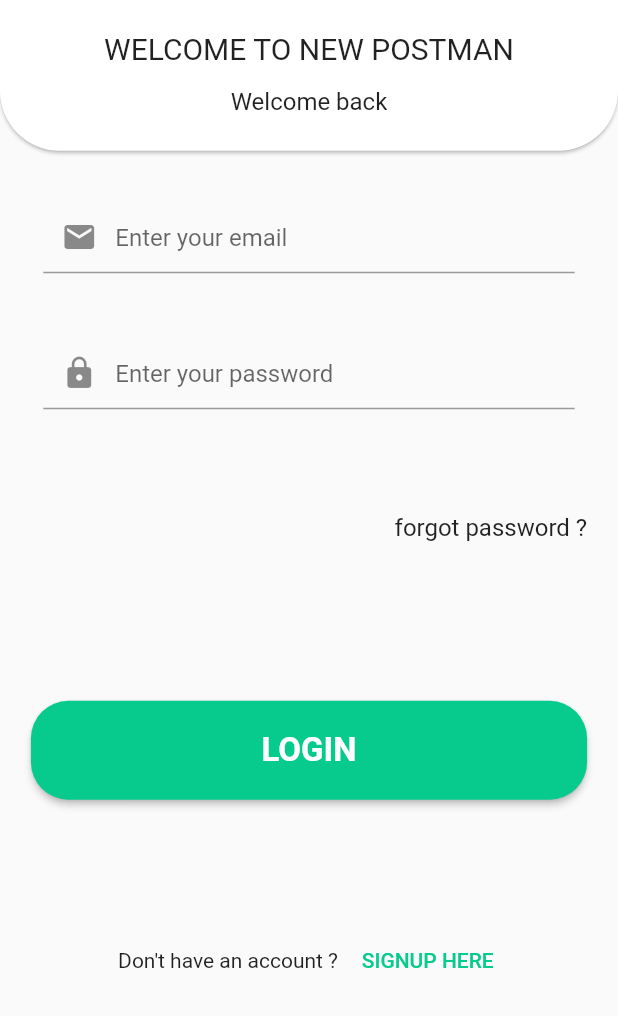
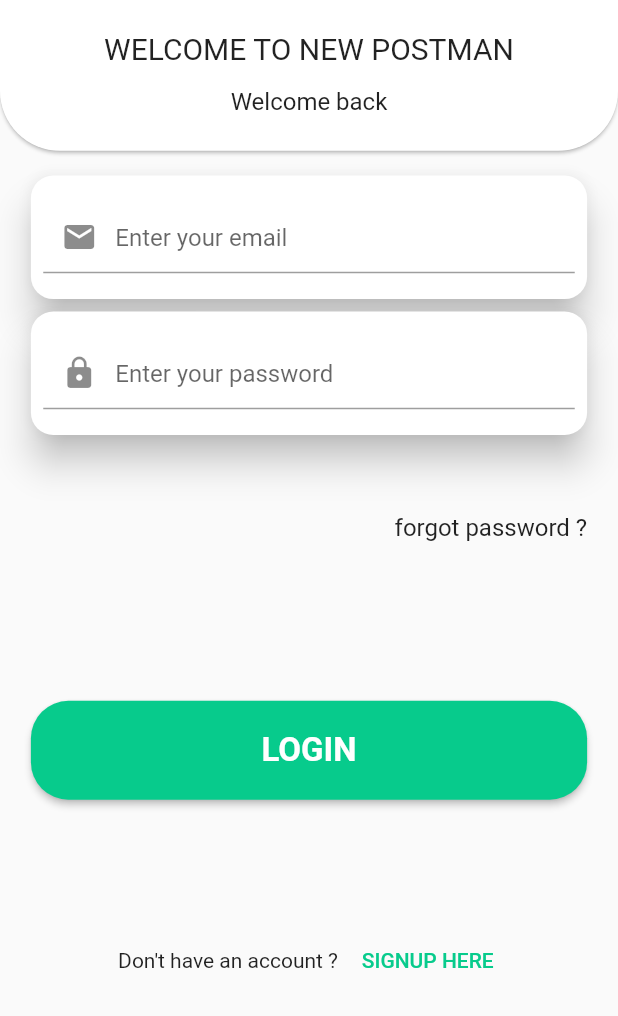
Before and after one commit to vitaprojects/Mobile-App, a Flutter app: the screen it shows after launch, after a tap on "LOG IN", on a phone screen of 412 x 824 dp, the part 220-1236 px from its top. Run offline on Flutter 3.47's test engine with Material 2 defaults, Android fonts, the phone set to English and light mode, and no system bars; drawn by our look-alikes of auto_size_text; our stand-ins replace flutter_swiper, get.

Commit message:
login page fix

```diff
--- a/lib/customWidgets/LoginFormField.dart
+++ b/lib/customWidgets/LoginFormField.dart
@@ -12,13 +12,20 @@ class LoginFormField extends StatelessWidget {
     final double blockHeight = Globals.blockHeight;
     final double blockWidth = Globals.blockWidth;
 
-    return Container(
+    return Card(
+      elevation: 10,
+      shape: RoundedRectangleBorder(
+          borderRadius: BorderRadius.circular(
+        15,
+      )),
+      margin: EdgeInsets.symmetric(
+        horizontal: blockWidth * 5,
+      ),
+      child: Container(
         height: blockHeight * 10,
         // color: Colors.grey,
         alignment: Alignment.center,
-      margin: EdgeInsets.symmetric(
-        horizontal: blockWidth * 5,
-      ),
+
         padding: EdgeInsets.symmetric(
           horizontal: blockWidth * 2,
         ),
@@ -34,6 +41,7 @@ class LoginFormField extends StatelessWidget {
             // ),
           ),
         ),
+      ),
     );
   }
 }
```
Lines whose indentation alone changed are shown as unchanged.
